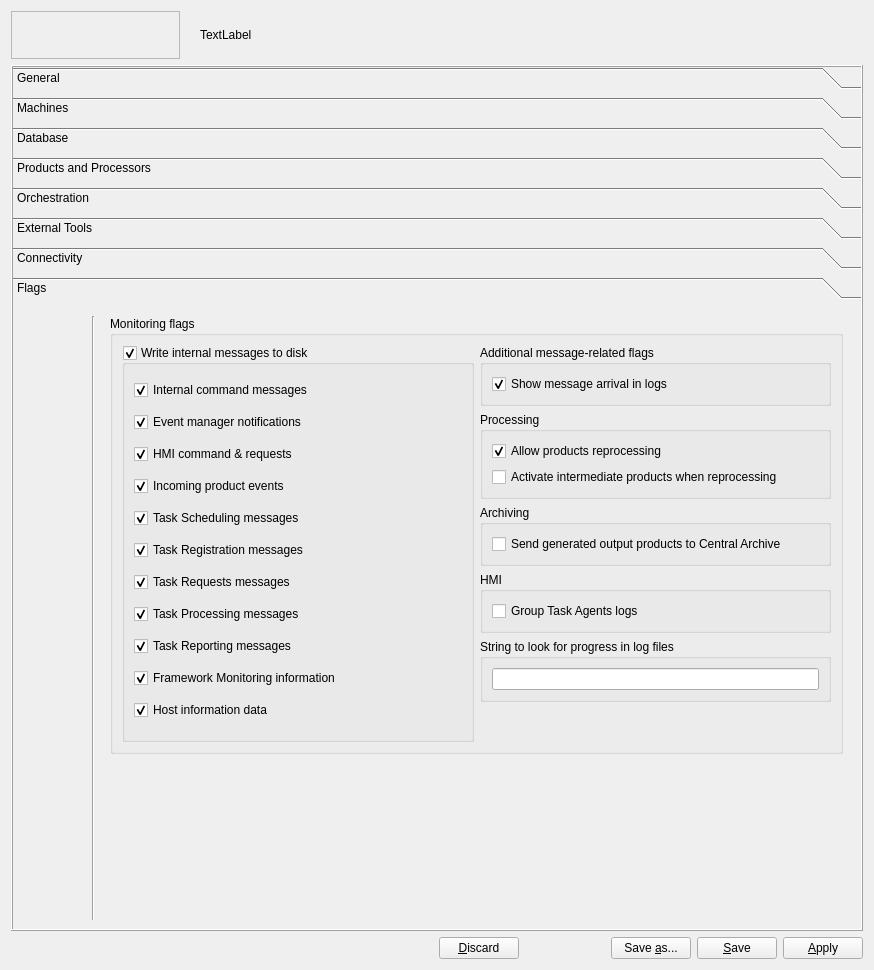
First picture: the form in qpfhmi/configtool.ui, repository jc-gonzalez/qpfsvn, before the edit.
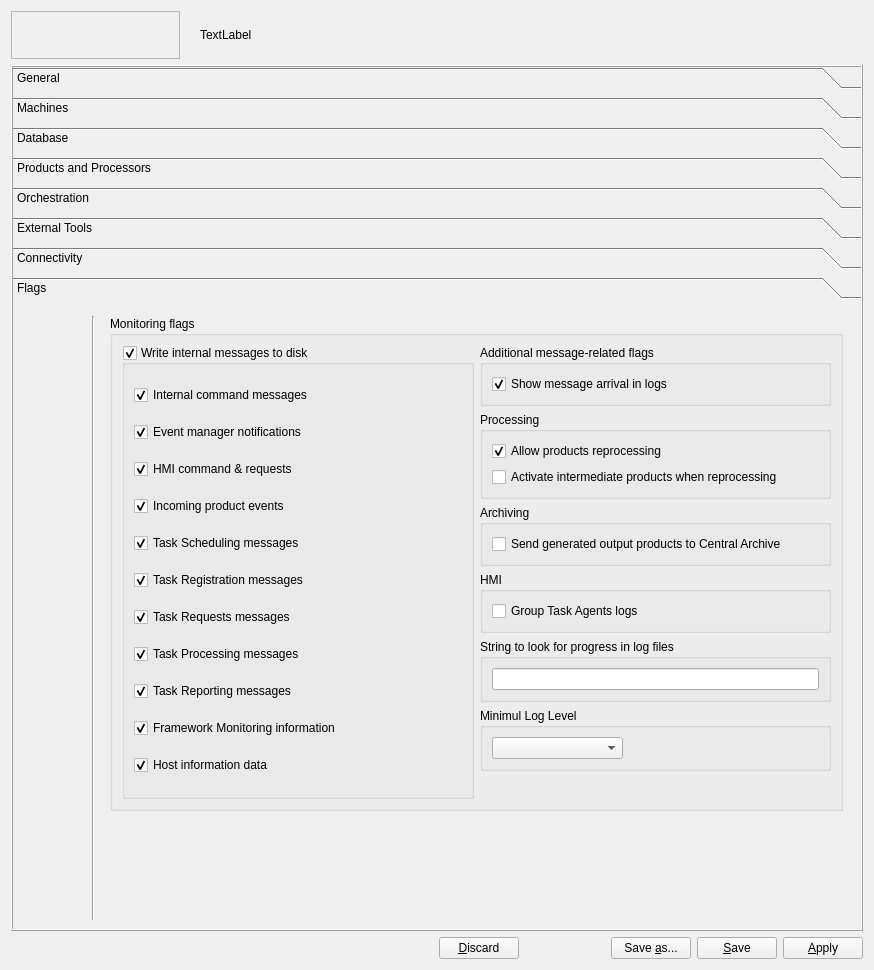
Second picture: the form after the edit. The open tabs and pages were chosen to show the change. Icons and pictures are not drawn.

Commit message: Support for config.version and minimum log level at config.

Patch:
```diff
--- a/qpfhmi/configtool.ui
+++ b/qpfhmi/configtool.ui
@@ -2413,6 +2413,14 @@
       </layout>
      </widget>
      <widget class="QWidget" name="qtbxFlags">
+      <property name="geometry">
+       <rect>
+        <x>0</x>
+        <y>0</y>
+        <width>852</width>
+        <height>605</height>
+       </rect>
+      </property>
       <attribute name="icon">
        <iconset resource="configtool.qrc">
         <normaloff>:/img/img/checkmarks.png</normaloff>:/img/img/checkmarks.png</iconset>
@@ -2725,6 +2733,31 @@
                  </layout>
                 </widget>
                </item>
+               <item>
+                <widget class="QGroupBox" name="groupBox_14">
+                 <property name="title">
+                  <string>Minimul Log Level</string>
+                 </property>
+                 <layout class="QHBoxLayout" name="horizontalLayout" stretch="2,3">
+                  <item>
+                   <widget class="QComboBox" name="cboxMinLogLevel"/>
+                  </item>
+                  <item>
+                   <spacer name="horizontalSpacer_27">
+                    <property name="orientation">
+                     <enum>Qt::Horizontal</enum>
+                    </property>
+                    <property name="sizeHint" stdset="0">
+                     <size>
+                      <width>40</width>
+                      <height>20</height>
+                     </size>
+                    </property>
+                   </spacer>
+                  </item>
+                 </layout>
+                </widget>
+               </item>
                <item>
                 <spacer name="verticalSpacer_3">
                  <property name="orientation">
```
Left out of the diff: 49 changed lines with no effect on the pictures. The commit also changes 11 other files.
